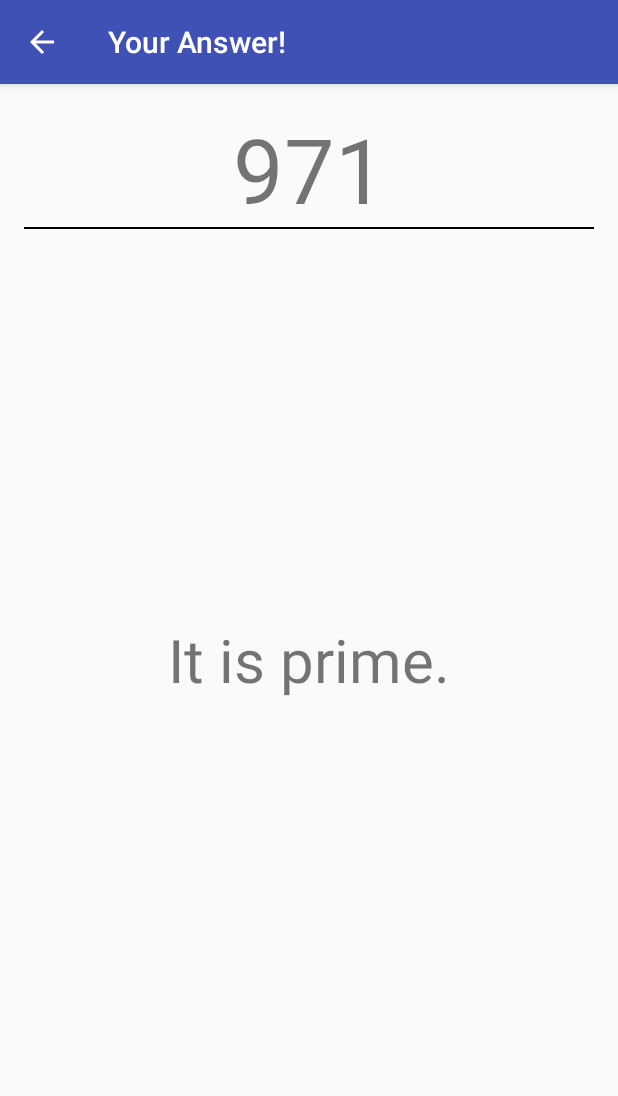
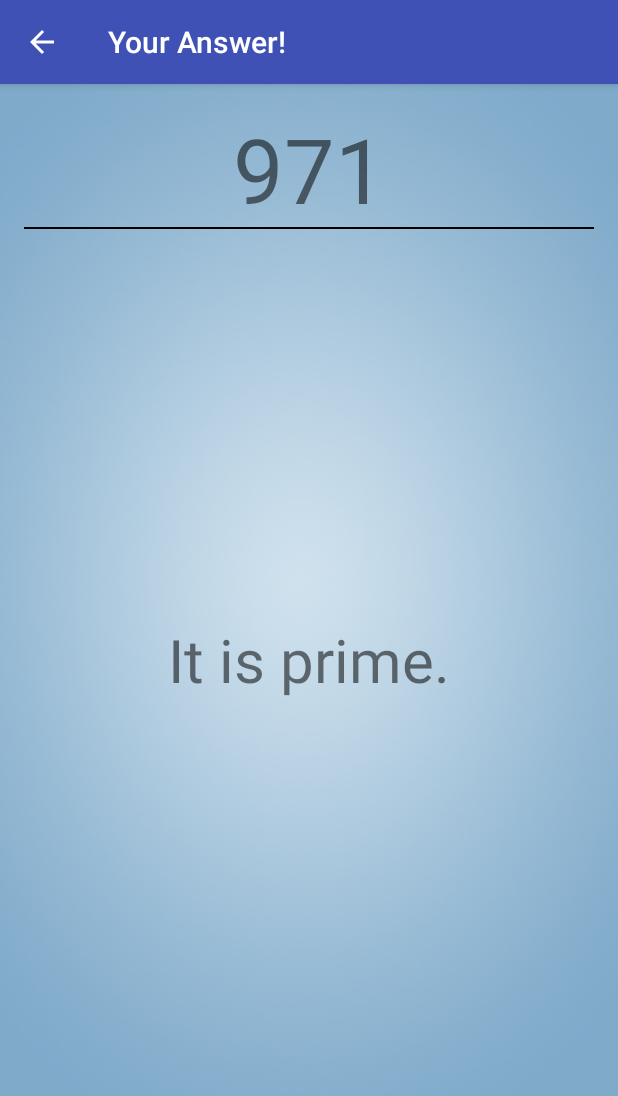
Before and after one commit to PrinceP/MCAssignmentOne, an Android app: the screen it shows after launch (CheatActivity), after a tap on "CHEAT", on a phone screen of 412 x 824 dp. Shown: the top 1096 px of the screen. Run offline under Robolectric (Android 15) with nearby library versions, the phone set to English and light mode, and no system bars; 3 other taps on this screen came first.

Commit message:
Changed background

```diff
--- a/app/src/main/res/layout-xlarge/activity_quizup.xml
+++ b/app/src/main/res/layout-xlarge/activity_quizup.xml
@@ -57,6 +57,7 @@
             android:id="@+id/yesButton"
             android:text="@string/yesbutton"
             android:layout_width="0dip"
+            android:textSize="100sp"
             android:layout_height="wrap_content"
             android:layout_weight="1"
             android:textColor="#e30b24"
@@ -65,6 +66,7 @@
         <Button
             android:id="@+id/noButton"
             android:text="@string/nobutton"
+            android:textSize="100sp"
             android:layout_width="0dip"
             android:layout_height="wrap_content"
             android:layout_weight="1"
@@ -80,6 +82,7 @@
         <Button
             android:id="@+id/nexButton"
             android:text="@string/nextbutton"
+            android:textSize="100sp"
             android:layout_height="wrap_content"
             android:layout_width="wrap_content"
             android:textColor="#e30b24" />
@@ -97,6 +100,7 @@
             android:id="@+id/cheatButton"
             android:drawableRight="@drawable/bulb"
             android:layout_weight="1"
+            android:textSize="80sp"
             android:text="@string/cheatbutton"
             android:textColor="#e30b24"
             />
@@ -106,6 +110,7 @@
             android:id="@+id/hintButton"
             android:src="@drawable/hint"
             android:layout_weight="1"
+            android:textSize="80sp"
             android:drawableRight="@drawable/hint"
             android:text="@string/hintbutton"
             android:textColor="#e30b24"/>
--- a/app/src/main/res/layout/activity_cheat.xml
+++ b/app/src/main/res/layout/activity_cheat.xml
@@ -5,6 +5,7 @@
     android:layout_width="match_parent"
     android:layout_height="match_parent"
     android:fitsSystemWindows="true"
+    android:background="@drawable/radialgradientback"
     tools:context="com.example.root.assignmentone.CheatActivity">
 
     <android.support.design.widget.AppBarLayout
--- a/app/src/main/res/layout/activity_hint.xml
+++ b/app/src/main/res/layout/activity_hint.xml
@@ -5,6 +5,7 @@
     android:layout_width="match_parent"
     android:layout_height="match_parent"
     android:fitsSystemWindows="true"
+    android:background="@drawable/radialgradientback"
     tools:context="com.example.root.assignmentone.HintActivity">
 
     <android.support.design.widget.AppBarLayout
```
